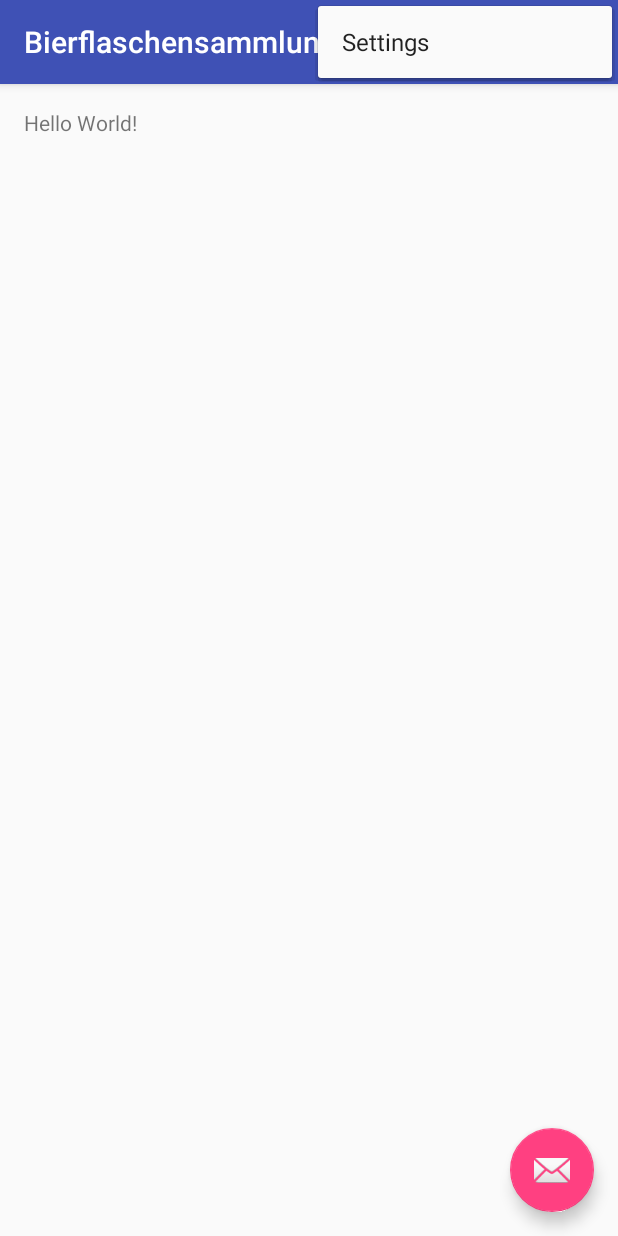
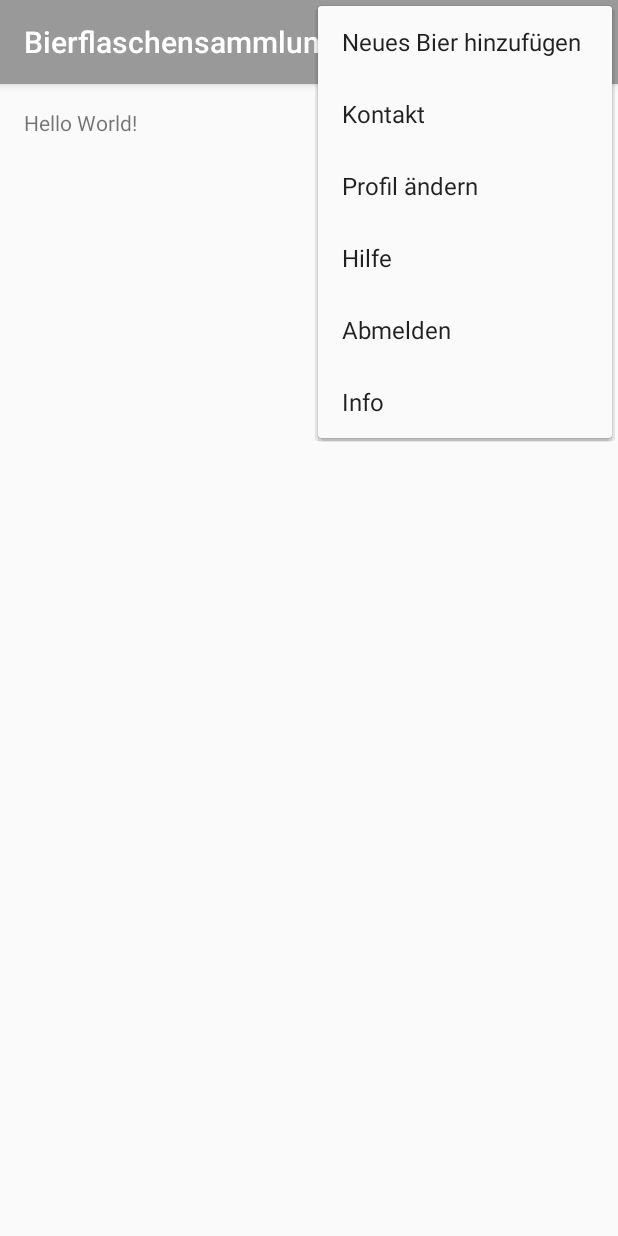
Before and after one commit to blume12/bierflaschensammlung, an Android app: the screen it shows after launch (MainActivity), with the options menu open, on a phone screen of 412 x 824 dp. Run offline under Robolectric (Android 15) with nearby library versions, the phone set to English and light mode, and no system bars.

Commit message:
Menu implemented

```diff
--- a/app/src/main/AndroidManifest.xml
+++ b/app/src/main/AndroidManifest.xml
@@ -7,7 +7,7 @@
         android:icon="@mipmap/ic_launcher"
         android:label="@string/app_name"
         android:supportsRtl="true"
-        android:theme="@style/AppTheme" >
+        android:theme="@style/Theme.AppCompat" >
         <activity
             android:name=".MainActivity"
             android:label="@string/app_name"
--- a/app/src/main/java/de/js/bierflaschensammlung/MainActivity.java
+++ b/app/src/main/java/de/js/bierflaschensammlung/MainActivity.java
@@ -1,5 +1,6 @@
 package de.js.bierflaschensammlung;
 
+import android.support.v7.app.ActionBar;
 import android.os.Bundle;
 import android.support.design.widget.FloatingActionButton;
 import android.support.design.widget.Snackbar;
@@ -17,21 +18,16 @@ public class MainActivity extends AppCompatActivity {
         setContentView(R.layout.activity_main);
         Toolbar toolbar = (Toolbar) findViewById(R.id.toolbar);
         setSupportActionBar(toolbar);
-
-        FloatingActionButton fab = (FloatingActionButton) findViewById(R.id.fab);
-        fab.setOnClickListener(new View.OnClickListener() {
-            @Override
-            public void onClick(View view) {
-                Snackbar.make(view, "Replace with your own action", Snackbar.LENGTH_LONG)
-                        .setAction("Action", null).show();
-            }
-        });
     }
 
     @Override
     public boolean onCreateOptionsMenu(Menu menu) {
         // Inflate the menu; this adds items to the action bar if it is present.
         getMenuInflater().inflate(R.menu.menu_main, menu);
+        ActionBar actionBar = getSupportActionBar();
+        if(actionBar != null) {
+            actionBar.setDisplayUseLogoEnabled(true);
+        }
         return true;
     }
 
@@ -43,7 +39,7 @@ public class MainActivity extends AppCompatActivity {
         int id = item.getItemId();
 
         //noinspection SimplifiableIfStatement
-        if (id == R.id.action_settings) {
+        if (id == R.id.action_beer_new) {
             return true;
         }
 
--- a/app/src/main/res/layout/activity_main.xml
+++ b/app/src/main/res/layout/activity_main.xml
@@ -17,9 +17,4 @@
 
     <include layout="@layout/content_main" />
 
-    <android.support.design.widget.FloatingActionButton android:id="@+id/fab"
-        android:layout_width="wrap_content" android:layout_height="wrap_content"
-        android:layout_gravity="bottom|end" android:layout_margin="@dimen/fab_margin"
-        android:src="@android:drawable/ic_dialog_email" />
-
 </android.support.design.widget.CoordinatorLayout>
--- a/app/src/main/res/menu/menu_main.xml
+++ b/app/src/main/res/menu/menu_main.xml
@@ -1,6 +1,18 @@
 <menu xmlns:android="http://schemas.android.com/apk/res/android"
     xmlns:app="http://schemas.android.com/apk/res-auto"
     xmlns:tools="http://schemas.android.com/tools" tools:context=".MainActivity">
-    <item android:id="@+id/action_settings" android:title="@string/action_settings"
+    <item android:id="@+id/action_search" android:title="@string/action_search"
+        android:orderInCategory="100" app:showAsAction="always" android:icon="@android:drawable/ic_menu_search"/>
+    <item android:id="@+id/action_beer_new" android:title="@string/action_beer_new"
+        android:orderInCategory="100" app:showAsAction="never" />
+    <item android:id="@+id/action_contact" android:title="@string/action_contact"
+        android:orderInCategory="100" app:showAsAction="never" />
+    <item android:id="@+id/action_profile_edit" android:title="@string/action_profil_edit"
+        android:orderInCategory="100" app:showAsAction="never" />
+    <item android:id="@+id/action_help" android:title="@string/action_help"
+        android:orderInCategory="100" app:showAsAction="never" />
+    <item android:id="@+id/action_logout" android:title="@string/action_logout"
+        android:orderInCategory="100" app:showAsAction="never" />
+    <item android:id="@+id/action_info" android:title="@string/action_info"
         android:orderInCategory="100" app:showAsAction="never" />
 </menu>
--- a/app/src/main/res/values/colors.xml
+++ b/app/src/main/res/values/colors.xml
@@ -1,6 +1,6 @@
 <?xml version="1.0" encoding="utf-8"?>
 <resources>
-    <color name="colorPrimary">#3F51B5</color>
-    <color name="colorPrimaryDark">#303F9F</color>
+    <color name="colorPrimary">#999999</color>
+    <color name="colorPrimaryDark">#464646</color>
     <color name="colorAccent">#FF4081</color>
 </resources>
--- a/app/src/main/res/values/strings.xml
+++ b/app/src/main/res/values/strings.xml
@@ -1,4 +1,10 @@
 <resources>
     <string name="app_name">Bierflaschensammlung</string>
-    <string name="action_settings">Settings</string>
+    <string name="action_beer_new">Neues Bier hinzufügen</string>
+    <string name="action_contact">Kontakt</string>
+    <string name="action_profil_edit">Profil ändern</string>
+    <string name="action_help">Hilfe</string>
+    <string name="action_logout">Abmelden</string>
+    <string name="action_info">Info</string>
+    <string name="action_search">Suche</string>
 </resources>
```
